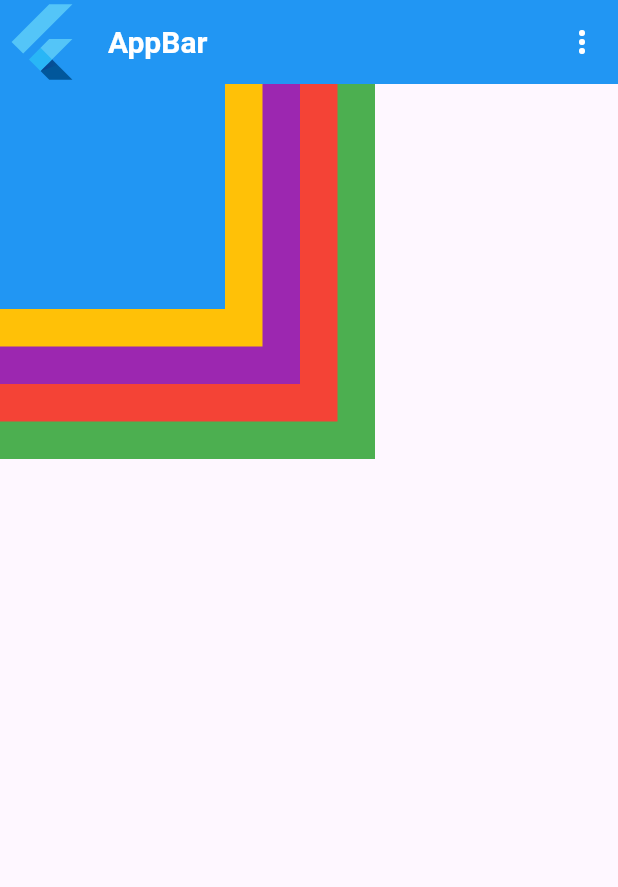
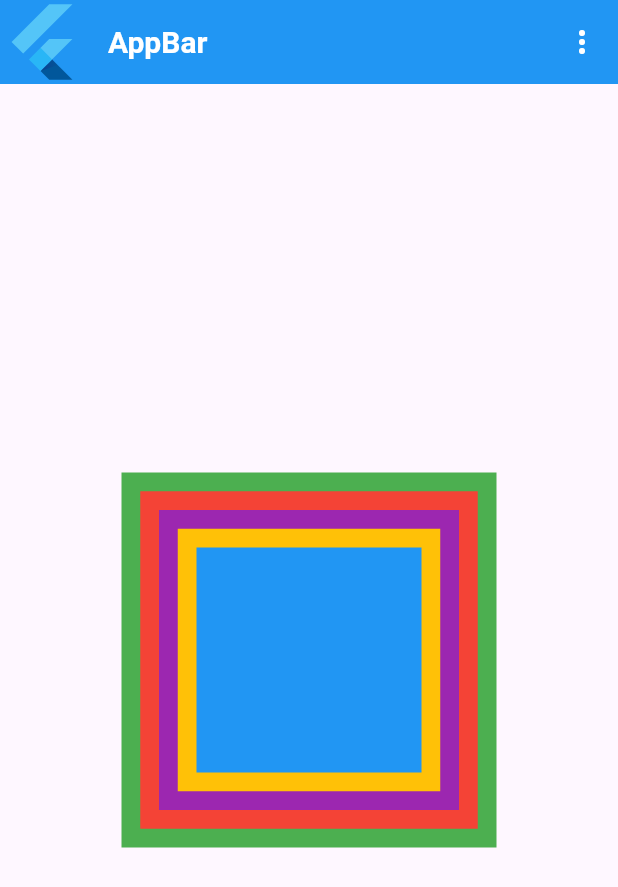
Before and after one commit to danimisme/my_first_flutter, a Flutter app: the screen it shows after launch, on a phone screen of 412 x 824 dp. Shown: the top 887 px of the screen. Run offline on Flutter 3.47's test engine with Material 3 defaults, Android fonts, the phone set to English and light mode, and no system bars.

Commit message:
add soal_21 widget with app bar and stack layout

```diff
--- a/lib/main.dart
+++ b/lib/main.dart
@@ -12,6 +12,7 @@ import "package:my_first_flutter/widgeds/soal_18.dart";
 import "package:my_first_flutter/widgeds/soal_19.dart";
 import "package:my_first_flutter/widgeds/soal_2.dart";
 import "package:my_first_flutter/widgeds/soal_20.dart";
+import "package:my_first_flutter/widgeds/soal_21.dart";
 import "package:my_first_flutter/widgeds/soal_3.dart";
 import "package:my_first_flutter/widgeds/soal_4.dart";
 import "package:my_first_flutter/widgeds/soal_5.dart";
@@ -31,7 +32,7 @@ class MyApp extends StatelessWidget {
   Widget build(BuildContext context) {
     return MaterialApp(
       debugShowCheckedModeBanner: false,
-      home: soal_20()
+      home: soal_21()
     );
   }
 }
--- /dev/null
+++ b/lib/widgeds/soal_21.dart
@@ -0,0 +1,58 @@
+import "package:flutter/material.dart";
+
+class soal_21 extends StatelessWidget {
+  const soal_21({
+    super.key,
+  });
+
+  @override
+  Widget build(BuildContext context) {
+    return Scaffold(
+      appBar: AppBar(
+        leading: FlutterLogo(size: 20),
+        backgroundColor: Colors.blue,
+        title: Text("AppBar"),
+        titleTextStyle: TextStyle(
+          fontSize: 20,
+          fontWeight: FontWeight.bold,
+          color: Colors.white,
+        ),
+        actions: [
+          IconButton(onPressed: (){print("Klik more");}, icon: Icon(Icons.more_vert , color: Colors.white)),
+        ],
+      ),
+      body: Center(
+        child: Stack(
+          alignment: Alignment.center,
+          children: [
+            Container(
+              color: Colors.green,
+              height: 250,
+              width: 250,
+            ),
+            Container(
+              color: Colors.red,
+              height: 225,
+              width: 225,
+            ),
+            Container(
+              color: Colors.purple,
+              height: 200,
+              width: 200,
+            ),
+            Container(
+              color: Colors.amber,
+              height: 175,
+              width: 175,
+            ),
+            Container(
+              color: Colors.blue,
+              height: 150,
+              width: 150,
+            ),
+          ],
+        ),
+      ),
+    );
+  }
+}
```
